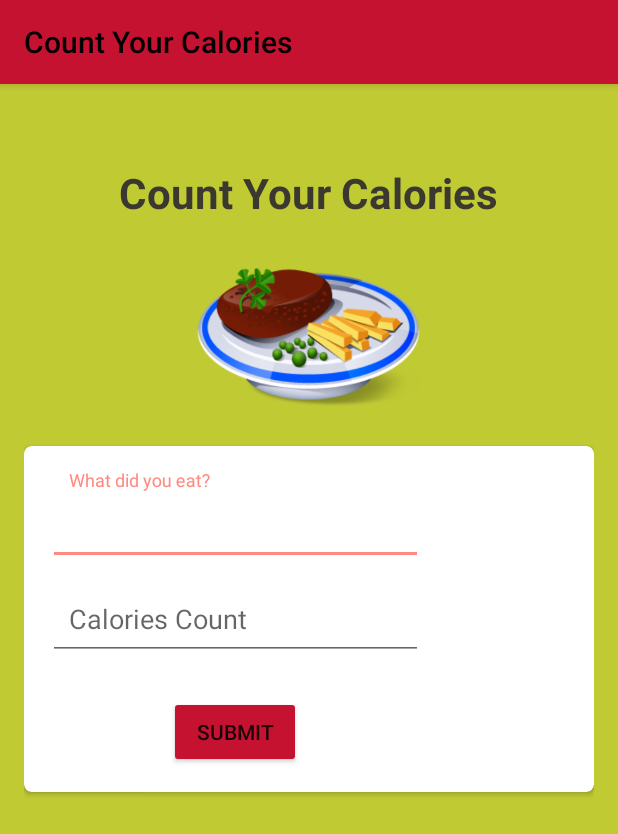
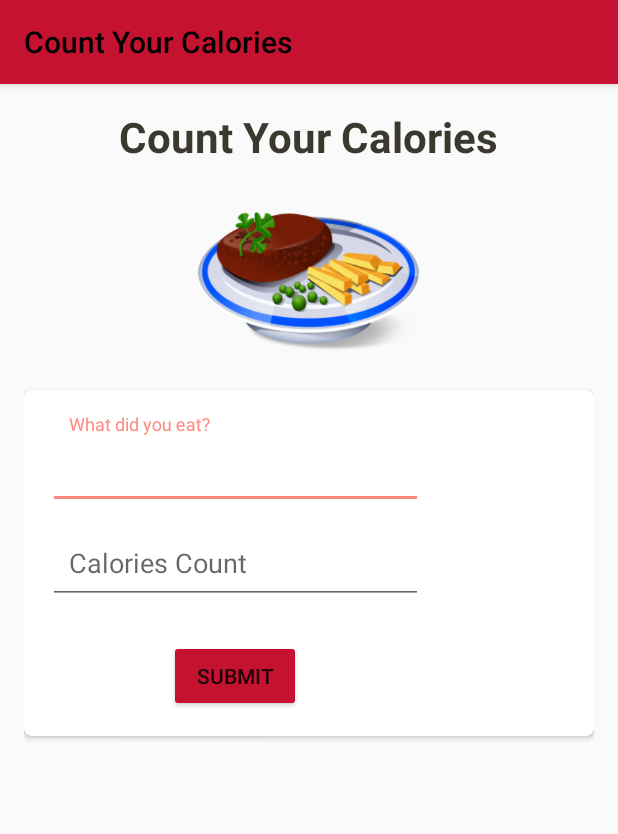
Before and after one commit to ronjdaugherty/CountYourCalories, an Android app: the screen it shows after launch (MainActivity), on a phone screen of 412 x 824 dp. Shown: the top 834 px of the screen. Run offline under Robolectric (Android 15) with nearby library versions, the phone set to English and light mode, and no system bars; our stand-ins replace Picasso.

Commit message:
Refactored the onClickListener to use lamda. Removed horrible background color.

```diff
--- a/app/src/main/AndroidManifest.xml
+++ b/app/src/main/AndroidManifest.xml
@@ -9,6 +9,11 @@
         android:label="@string/app_name"
         android:supportsRtl="true"
         android:theme="@style/Theme.Appcelerator">
+
+        <uses-permission android:name="android.permission.INTERNET" />
+        <uses-permission android:name="android.permission.ACCESS_NETWORK_STATE" />
+
+
         <activity android:name=".MainActivity">
             <intent-filter>
                 <action android:name="android.intent.action.MAIN" />
--- a/app/src/main/java/app/ronjdaugherty/com/countyourcalories/MainActivity.java
+++ b/app/src/main/java/app/ronjdaugherty/com/countyourcalories/MainActivity.java
@@ -6,7 +6,10 @@ import android.os.Bundle;
 import android.view.View;
 import android.widget.Button;
 import android.widget.EditText;
+import android.widget.ImageView;
 import android.widget.Toast;
+
+import com.squareup.picasso.Picasso;
 
 import data.DatabaseHandler;
 import model.Food;
@@ -28,15 +31,13 @@ public class MainActivity extends AppCompatActivity {
         foodCals = (EditText) findViewById(R.id.caloriesEditText);
         submitButton = (Button) findViewById(R.id.submitButton);
 
-        submitButton.setOnClickListener(new View.OnClickListener() {
-            @Override
-            public void onClick(View v) {
-
-                saveDataToDB();
 
 
-            }
-        });
+
+
+        submitButton.setOnClickListener(v -> saveDataToDB());
+
+
     }
 
     private void saveDataToDB() {
--- a/app/src/main/res/layout/activity_display_foods.xml
+++ b/app/src/main/res/layout/activity_display_foods.xml
@@ -3,7 +3,7 @@
     xmlns:tools="http://schemas.android.com/tools"
     android:layout_width="match_parent"
     android:layout_height="match_parent"
-    android:background="#c0ca33"
+
     android:paddingBottom="@dimen/activity_vertical_margin"
     android:paddingLeft="@dimen/activity_horizontal_margin"
     android:paddingRight="@dimen/activity_horizontal_margin"
@@ -17,7 +17,7 @@
         android:layout_width="fill_parent"
         android:layout_height="wrap_content"
         android:orientation="horizontal"
-        android:background="#00ACC1"
+
         android:paddingBottom="12dp"
         android:paddingTop="12dp"
         >
--- a/app/src/main/res/layout/activity_food_item_details.xml
+++ b/app/src/main/res/layout/activity_food_item_details.xml
@@ -8,7 +8,7 @@
     android:paddingLeft="@dimen/activity_horizontal_margin"
     android:paddingRight="@dimen/activity_horizontal_margin"
     android:paddingTop="@dimen/activity_vertical_margin"
-    android:background="#c0ca33"
+
     tools:context="app.ronjdaugherty.com.countyourcalories.FoodItemDetailsActivity">
 
 
--- a/app/src/main/res/layout/activity_main.xml
+++ b/app/src/main/res/layout/activity_main.xml
@@ -4,7 +4,7 @@
     xmlns:card_view="http://schemas.android.com/apk/res-auto"
     android:layout_width="match_parent"
     android:layout_height="match_parent"
-    android:background="#c0ca33"
+
     android:paddingBottom="@dimen/activity_vertical_margin"
     android:paddingLeft="@dimen/activity_horizontal_margin"
     android:paddingRight="@dimen/activity_horizontal_margin"
@@ -99,8 +99,7 @@
         android:textSize="28sp"
         android:textStyle="bold"
         android:textColor="#ff3a382f"
-        android:layout_alignParentTop="true"
         android:layout_centerHorizontal="true"
-        android:layout_marginTop="37dp" />
+        android:layout_alignParentTop="true" />
 
 </RelativeLayout>
--- a/app/src/main/res/layout/list_row.xml
+++ b/app/src/main/res/layout/list_row.xml
@@ -4,7 +4,7 @@
     android:layout_width="match_parent"
     android:layout_height="match_parent"
     android:padding="12dp"
-    android:background="#c0ca33"
+
     >
 
     <TextView
--- a/app/src/main/res/values/colors.xml
+++ b/app/src/main/res/values/colors.xml
@@ -1,7 +1,7 @@
 <?xml version="1.0" encoding="utf-8"?>
 <resources>
-    <color name="colorPrimary">#3F51B5</color>
-    <color name="colorPrimaryDark">#303F9F</color>
-    <color name="colorAccent">#FF4081</color>
+    <color name="colorPrimary">#4DB6AC</color>
+    <color name="colorPrimaryDark">#00897B</color>
+    <color name="colorAccent">#E0F2F1</color>
 
 </resources>
--- a/build.gradle
+++ b/build.gradle
@@ -5,8 +5,8 @@ buildscript {
         jcenter()
     }
     dependencies {
-        classpath 'com.android.tools.build:gradle:2.1.2'
-
+        classpath 'com.android.tools.build:gradle:2.2.3'
+        classpath 'me.tatarka:gradle-retrolambda:3.2.3'
         // NOTE: Do not place your application dependencies here; they belong
         // in the individual module build.gradle files
     }
```
Also changed, not shown: app/build.gradle (+8 -2 lines), app/src/main/java/app/ronjdaugherty/com/countyourcalories/FoodItemDetailsActivity.java (+2 -6 lines), gradle/wrapper/gradle-wrapper.properties. Lines whose indentation alone changed are shown as unchanged.
